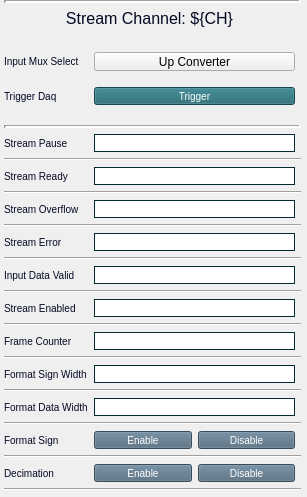
First picture: the form in individuals/up_converter_ch_stream.ui, repository cristinasewell/ATCA_PyDM_Screens, before the edit.
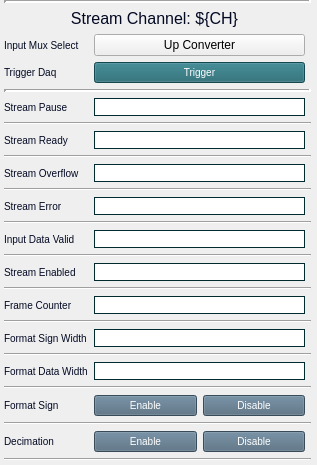
Second picture: the form after the edit. Custom widgets are drawn as their Qt base class.

Commit message: ENH - added widgets to the scope file

Patch:
```diff
--- a/individuals/up_converter_ch_stream.ui
+++ b/individuals/up_converter_ch_stream.ui
@@ -6,26 +6,26 @@
    <rect>
     <x>0</x>
     <y>0</y>
-    <width>307</width>
-    <height>497</height>
+    <width>317</width>
+    <height>450</height>
    </rect>
   </property>
   <property name="sizePolicy">
-   <sizepolicy hsizetype="Fixed" vsizetype="Fixed">
+   <sizepolicy hsizetype="Expanding" vsizetype="Expanding">
     <horstretch>0</horstretch>
     <verstretch>0</verstretch>
    </sizepolicy>
   </property>
   <property name="minimumSize">
    <size>
-    <width>307</width>
-    <height>497</height>
+    <width>0</width>
+    <height>0</height>
    </size>
   </property>
   <property name="windowTitle">
    <string>Form</string>
   </property>
-  <layout class="QVBoxLayout" name="verticalLayout_2" stretch="0">
+  <layout class="QVBoxLayout" name="verticalLayout">
    <property name="leftMargin">
     <number>0</number>
    </property>
@@ -58,7 +58,7 @@
         <enum>Qt::Vertical</enum>
        </property>
        <property name="sizeType">
-        <enum>QSizePolicy::Fixed</enum>
+        <enum>QSizePolicy::Expanding</enum>
        </property>
        <property name="sizeHint" stdset="0">
         <size>
@@ -72,6 +72,12 @@
       <layout class="QHBoxLayout" name="horizontalLayout_2">
        <item>
         <widget class="PyDMPushButton" name="PyDMPushButton">
+         <property name="sizePolicy">
+          <sizepolicy hsizetype="Minimum" vsizetype="Expanding">
+           <horstretch>0</horstretch>
+           <verstretch>0</verstretch>
+          </sizepolicy>
+         </property>
          <property name="toolTip">
           <string/>
          </property>
@@ -109,6 +115,12 @@
        </item>
        <item>
         <widget class="PyDMPushButton" name="PyDMPushButton_2">
+         <property name="sizePolicy">
+          <sizepolicy hsizetype="Minimum" vsizetype="Expanding">
+           <horstretch>0</horstretch>
+           <verstretch>0</verstretch>
+          </sizepolicy>
+         </property>
          <property name="toolTip">
           <string/>
          </property>
@@ -158,6 +170,12 @@
        <property name="enabled">
         <bool>true</bool>
        </property>
+       <property name="sizePolicy">
+        <sizepolicy hsizetype="Expanding" vsizetype="Expanding">
+         <horstretch>0</horstretch>
+         <verstretch>0</verstretch>
+        </sizepolicy>
+       </property>
        <property name="toolTip">
         <string/>
        </property>
@@ -209,7 +227,7 @@
         <enum>Qt::Vertical</enum>
        </property>
        <property name="sizeType">
-        <enum>QSizePolicy::Fixed</enum>
+        <enum>QSizePolicy::Expanding</enum>
        </property>
        <property name="sizeHint" stdset="0">
         <size>
@@ -266,6 +284,12 @@
        <property name="enabled">
         <bool>true</bool>
        </property>
+       <property name="sizePolicy">
+        <sizepolicy hsizetype="Expanding" vsizetype="Expanding">
+         <horstretch>0</horstretch>
+         <verstretch>0</verstretch>
+        </sizepolicy>
+       </property>
        <property name="toolTip">
         <string/>
        </property>
@@ -350,6 +374,12 @@
      </item>
      <item row="24" column="1">
       <widget class="PyDMLineEdit" name="PyDMLineEdit">
+       <property name="sizePolicy">
+        <sizepolicy hsizetype="Expanding" vsizetype="Expanding">
+         <horstretch>0</horstretch>
+         <verstretch>0</verstretch>
+        </sizepolicy>
+       </property>
        <property name="toolTip">
         <string/>
        </property>
@@ -380,6 +410,12 @@
        <property name="enabled">
         <bool>true</bool>
        </property>
+       <property name="sizePolicy">
+        <sizepolicy hsizetype="Expanding" vsizetype="Expanding">
+         <horstretch>0</horstretch>
+         <verstretch>0</verstretch>
+        </sizepolicy>
+       </property>
        <property name="toolTip">
         <string/>
        </property>
@@ -447,6 +483,12 @@
      </item>
      <item row="3" column="1">
       <widget class="PyDMRelatedDisplayButton" name="PyDMRelatedDisplayButton_2">
+       <property name="sizePolicy">
+        <sizepolicy hsizetype="Minimum" vsizetype="Expanding">
+         <horstretch>0</horstretch>
+         <verstretch>0</verstretch>
+        </sizepolicy>
+       </property>
        <property name="toolTip">
         <string/>
        </property>
@@ -487,6 +529,12 @@
        <property name="enabled">
         <bool>true</bool>
        </property>
+       <property name="sizePolicy">
+        <sizepolicy hsizetype="Expanding" vsizetype="Expanding">
+         <horstretch>0</horstretch>
+         <verstretch>0</verstretch>
+        </sizepolicy>
+       </property>
        <property name="toolTip">
         <string/>
        </property>
@@ -508,6 +556,12 @@
       <layout class="QHBoxLayout" name="horizontalLayout">
        <item>
         <widget class="PyDMPushButton" name="PyDMPushButton_3">
+         <property name="sizePolicy">
+          <sizepolicy hsizetype="Minimum" vsizetype="Expanding">
+           <horstretch>0</horstretch>
+           <verstretch>0</verstretch>
+          </sizepolicy>
+         </property>
          <property name="toolTip">
           <string/>
          </property>
@@ -545,6 +599,12 @@
        </item>
        <item>
         <widget class="PyDMPushButton" name="PyDMPushButton_4">
+         <property name="sizePolicy">
+          <sizepolicy hsizetype="Minimum" vsizetype="Expanding">
+           <horstretch>0</horstretch>
+           <verstretch>0</verstretch>
+          </sizepolicy>
+         </property>
          <property name="toolTip">
           <string/>
          </property>
@@ -584,6 +644,12 @@
      </item>
      <item row="5" column="1">
       <widget class="PyDMPushButton" name="PyDMPushButton_5">
+       <property name="sizePolicy">
+        <sizepolicy hsizetype="Minimum" vsizetype="Expanding">
+         <horstretch>0</horstretch>
+         <verstretch>0</verstretch>
+        </sizepolicy>
+       </property>
        <property name="toolTip">
         <string/>
        </property>
@@ -641,6 +707,12 @@
        <property name="enabled">
         <bool>true</bool>
        </property>
+       <property name="sizePolicy">
+        <sizepolicy hsizetype="Expanding" vsizetype="Expanding">
+         <horstretch>0</horstretch>
+         <verstretch>0</verstretch>
+        </sizepolicy>
+       </property>
        <property name="toolTip">
         <string/>
        </property>
@@ -667,6 +739,12 @@
      </item>
      <item row="22" column="1">
       <widget class="PyDMLineEdit" name="PyDMLineEdit_2">
+       <property name="sizePolicy">
+        <sizepolicy hsizetype="Expanding" vsizetype="Expanding">
+         <horstretch>0</horstretch>
+         <verstretch>0</verstretch>
+        </sizepolicy>
+       </property>
        <property name="toolTip">
         <string/>
        </property>
@@ -690,6 +768,12 @@
        <property name="enabled">
         <bool>true</bool>
        </property>
+       <property name="sizePolicy">
+        <sizepolicy hsizetype="Expanding" vsizetype="Expanding">
+         <horstretch>0</horstretch>
+         <verstretch>0</verstretch>
+        </sizepolicy>
+       </property>
        <property name="toolTip">
         <string/>
        </property>
@@ -758,6 +842,12 @@
        <property name="enabled">
         <bool>true</bool>
        </property>
+       <property name="sizePolicy">
+        <sizepolicy hsizetype="Expanding" vsizetype="Expanding">
+         <horstretch>0</horstretch>
+         <verstretch>0</verstretch>
+        </sizepolicy>
+       </property>
        <property name="toolTip">
         <string/>
        </property>
@@ -788,7 +878,7 @@
         <enum>Qt::Vertical</enum>
        </property>
        <property name="sizeType">
-        <enum>QSizePolicy::Fixed</enum>
+        <enum>QSizePolicy::Expanding</enum>
        </property>
        <property name="sizeHint" stdset="0">
         <size>
```
The commit also changes 7 other files.
